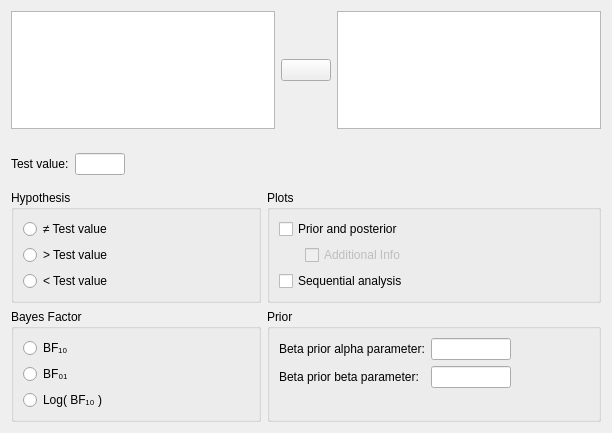
Qt form JASP-Desktop/analysisforms/binomialtestbayesianform.ui (jasp-stats/jasp-desktop) before a commit.
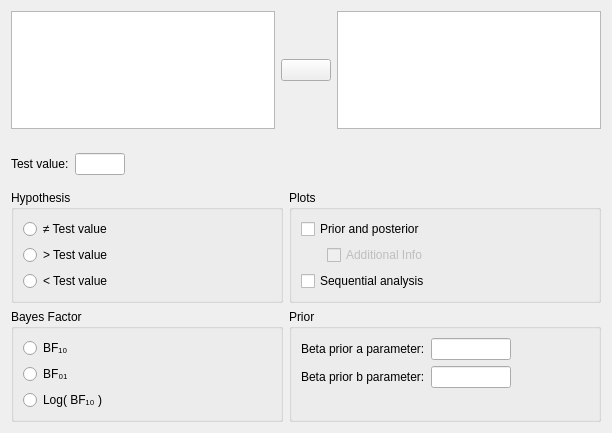
The same form after that commit. Custom widgets are drawn as their Qt base class.

What changed in the file:
```diff
--- a/JASP-Desktop/analysisforms/binomialtestbayesianform.ui
+++ b/JASP-Desktop/analysisforms/binomialtestbayesianform.ui
@@ -388,7 +388,7 @@
       <item row="0" column="0">
        <widget class="QLabel" name="label">
         <property name="text">
-         <string>Beta prior alpha parameter:</string>
+         <string>Beta prior a parameter:</string>
         </property>
        </widget>
       </item>
@@ -418,7 +418,7 @@
       <item row="1" column="0">
        <widget class="QLabel" name="label_2">
         <property name="text">
-         <string>Beta prior beta parameter:</string>
+         <string>Beta prior b parameter:</string>
         </property>
        </widget>
       </item>
```
Left out of the diff: 4 changed lines with no effect on the pictures.
